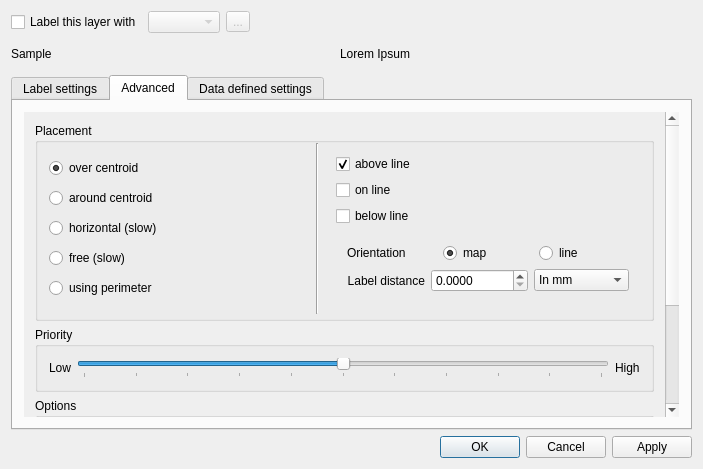
The window that src/ui/qgslabelingguibase.ui (qgis/QGIS) describes before a commit, drawn with Qt 5.
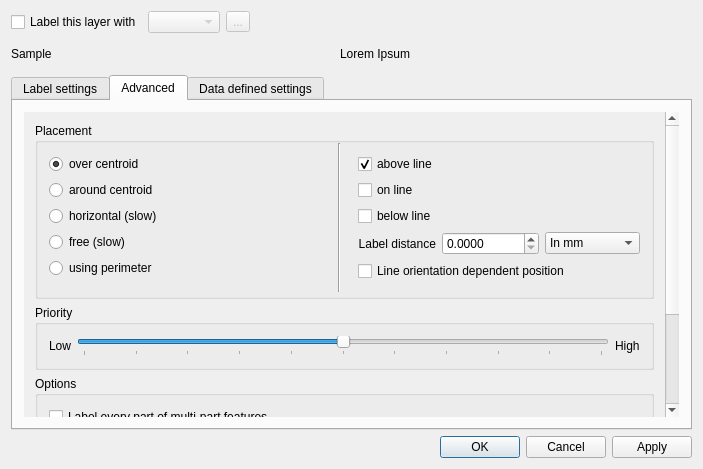
The same window after the commit. The open tabs and pages were chosen to show the change. Icons and pictures are not drawn. Custom widgets are drawn as their Qt base class.

Commit message: More intuitive setting for orientation of labels (map/line)

The edit to the form file:
```diff
--- a/src/ui/qgslabelingguibase.ui
+++ b/src/ui/qgslabelingguibase.ui
@@ -473,8 +473,8 @@
            <rect>
             <x>0</x>
             <y>0</y>
-            <width>646</width>
-            <height>451</height>
+            <width>658</width>
+            <height>443</height>
            </rect>
           </property>
           <layout class="QGridLayout" name="gridLayout_13">
@@ -821,39 +821,12 @@
                     </property>
                    </widget>
                   </item>
-
-<item><widget class="QWidget" name="offlineOptions"><!-- { -->
-<layout class="QVBoxLayout" name="offlineOptionsLayout">
-
                   <item>
-                   <layout class="QHBoxLayout" name="horizontalLayout_13">
-                    <item>
-                     <widget class="QLabel" name="label_25">
-                      <property name="text">
-                       <string>Orientation</string>
-                      </property>
-                     </widget>
-                    </item>
-                    <item>
-                     <widget class="QRadioButton" name="radOrientationMap">
-                      <property name="text">
-                       <string>map</string>
-                      </property>
-                      <property name="checked">
-                       <bool>true</bool>
-                      </property>
-                     </widget>
-                    </item>
-                    <item>
-                     <widget class="QRadioButton" name="radOrientationLine">
-                      <property name="text">
-                       <string>line</string>
-                      </property>
-                     </widget>
-                    </item>
-                   </layout>
-                  </item>
-
+                   <widget class="QWidget" name="offlineOptions" native="true">
+                    <layout class="QVBoxLayout" name="verticalLayout">
+                     <property name="margin">
+                      <number>0</number>
+                     </property>
                   <item>
                    <layout class="QHBoxLayout" name="horizontalLayout_14">
                     <item>
@@ -892,11 +865,16 @@
                     </item>
                    </layout>
                   </item>
-
-</layout><!-- offlineOptionsLayout -->
-</widget><!-- offlineOptions } -->
-</item>
-
+                     <item>
+                      <widget class="QCheckBox" name="chkLineOrientationDependent">
+                       <property name="text">
+                        <string>Line orientation dependent position</string>
+                       </property>
+                      </widget>
+                     </item>
+                    </layout>
+                   </widget>
+                  </item>
                  </layout>
                 </widget>
                 <widget class="QWidget" name="pageOptionsEmpty"/>
```
Left out of the diff: 6 changed lines with no effect on the pictures. Lines whose indentation alone changed are shown as unchanged. The commit also changes 1 other file.
